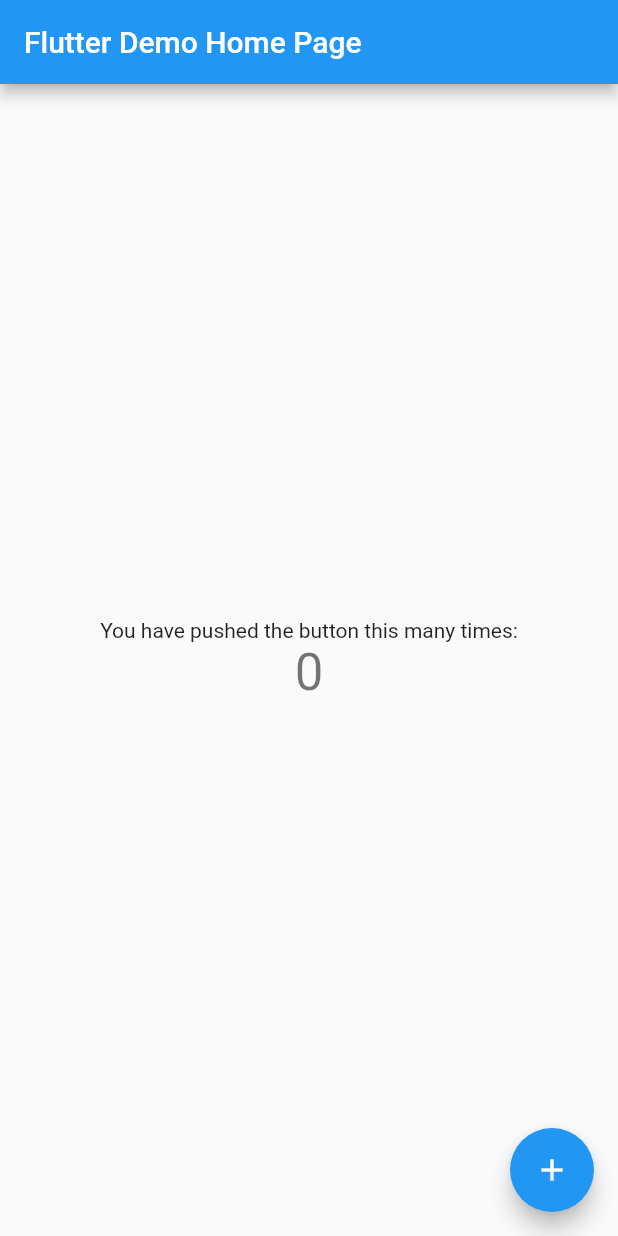
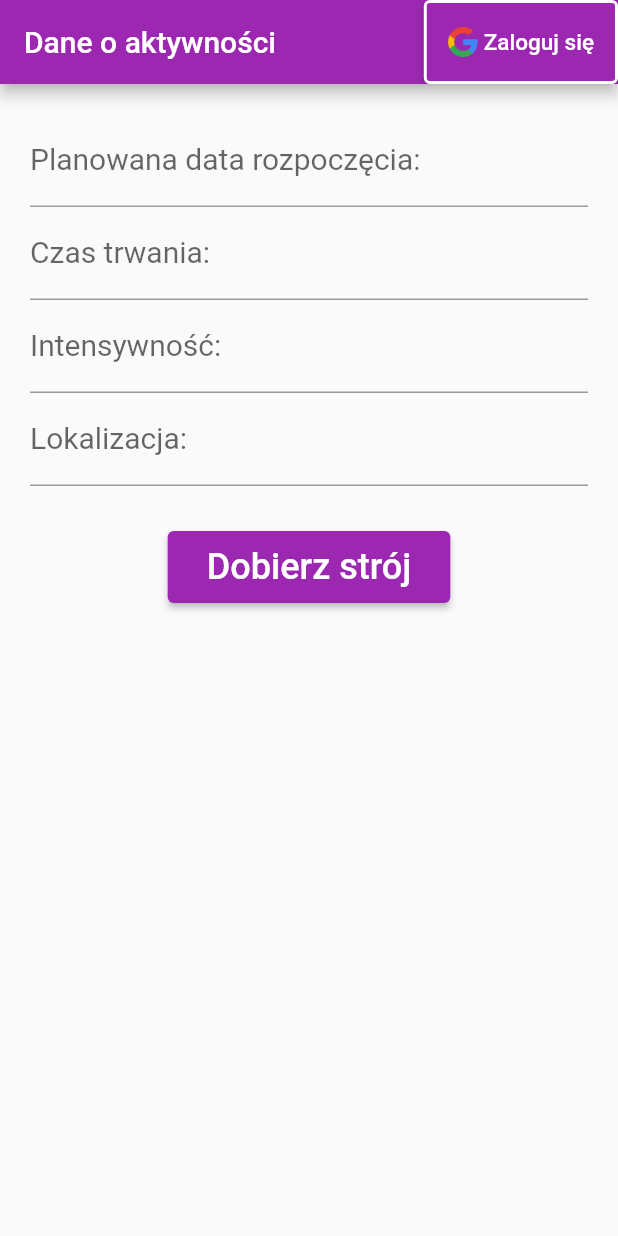
Before and after one commit to mzych1/WPAM, a Flutter app: the screen it shows after launch, on a phone screen of 412 x 824 dp. Run offline on Flutter 3.47's test engine with Material 2 defaults, Android fonts, the phone set to English and light mode, and no system bars; our stand-ins replace google_sign_in.

Commit message:
Ekran z danymi o aktywnoci - pola tekstowe

```diff
--- a/what_to_wear/lib/main.dart
+++ b/what_to_wear/lib/main.dart
@@ -1,4 +1,6 @@
 import 'package:flutter/material.dart';
+import 'package:what_to_wear/google_sign_in.dart';
+import 'package:what_to_wear/screens/activity_creation.dart';
 
 void main() {
   runApp(const MyApp());
@@ -6,110 +8,17 @@
 
 class MyApp extends StatelessWidget {
   const MyApp({Key? key}) : super(key: key);
+  final String title = 'What to wear';
 
-  // This widget is the root of your application.
   @override
   Widget build(BuildContext context) {
     return MaterialApp(
-      title: 'Flutter Demo',
+      title: title,
       theme: ThemeData(
-        // This is the theme of your application.
-        //
-        // Try running your application with "flutter run". You'll see the
-        // application has a blue toolbar. Then, without quitting the app, try
-        // changing the primarySwatch below to Colors.green and then invoke
-        // "hot reload" (press "r" in the console where you ran "flutter run",
-        // or simply save your changes to "hot reload" in a Flutter IDE).
-        // Notice that the counter didn't reset back to zero; the application
-        // is not restarted.
-        primarySwatch: Colors.blue,
+        primarySwatch: Colors.purple,
       ),
-      home: const MyHomePage(title: 'Flutter Demo Home Page'),
+      home: const ActivityCreationScreen(),
+      // home: Home(title: title),
     );
   }
 }
-
-class MyHomePage extends StatefulWidget {
-  const MyHomePage({Key? key, required this.title}) : super(key: key);
-
-  // This widget is the home page of your application. It is stateful, meaning
-  // that it has a State object (defined below) that contains fields that affect
-  // how it looks.
-
-  // This class is the configuration for the state. It holds the values (in this
-  // case the title) provided by the parent (in this case the App widget) and
-  // used by the build method of the State. Fields in a Widget subclass are
-  // always marked "final".
-
-  final String title;
-
-  @override
-  State<MyHomePage> createState() => _MyHomePageState();
-}
-
-class _MyHomePageState extends State<MyHomePage> {
-  int _counter = 0;
-
-  void _incrementCounter() {
-    setState(() {
-      // This call to setState tells the Flutter framework that something has
-      // changed in this State, which causes it to rerun the build method below
-      // so that the display can reflect the updated values. If we changed
-      // _counter without calling setState(), then the build method would not be
-      // called again, and so nothing would appear to happen.
-      _counter++;
-    });
-  }
-
-  @override
-  Widget build(BuildContext context) {
-    // This method is rerun every time setState is called, for instance as done
-    // by the _incrementCounter method above.
-    //
-    // The Flutter framework has been optimized to make rerunning build methods
-    // fast, so that you can just rebuild anything that needs updating rather
-    // than having to individually change instances of widgets.
-    return Scaffold(
-      appBar: AppBar(
-        // Here we take the value from the MyHomePage object that was created by
-        // the App.build method, and use it to set our appbar title.
-        title: Text(widget.title),
-      ),
-      body: Center(
-        // Center is a layout widget. It takes a single child and positions it
-        // in the middle of the parent.
-        child: Column(
-          // Column is also a layout widget. It takes a list of children and
-          // arranges them vertically. By default, it sizes itself to fit its
-          // children horizontally, and tries to be as tall as its parent.
-          //
-          // Invoke "debug painting" (press "p" in the console, choose the
-          // "Toggle Debug Paint" action from the Flutter Inspector in Android
-          // Studio, or the "Toggle Debug Paint" command in Visual Studio Code)
-          // to see the wireframe for each widget.
-          //
-          // Column has various properties to control how it sizes itself and
-          // how it positions its children. Here we use mainAxisAlignment to
-          // center the children vertically; the main axis here is the vertical
-          // axis because Columns are vertical (the cross axis would be
-          // horizontal).
-          mainAxisAlignment: MainAxisAlignment.center,
-          children: <Widget>[
-            const Text(
-              'You have pushed the button this many times:',
-            ),
-            Text(
-              '$_counter',
-              style: Theme.of(context).textTheme.headline4,
-            ),
-          ],
-        ),
-      ),
-      floatingActionButton: FloatingActionButton(
-        onPressed: _incrementCounter,
-        tooltip: 'Increment',
-        child: const Icon(Icons.add),
-      ), // This trailing comma makes auto-formatting nicer for build methods.
-    );
-  }
-}
--- /dev/null
+++ b/what_to_wear/lib/screens/activity_creation.dart
@@ -0,0 +1,142 @@
+import 'package:flutter/material.dart';
+
+import '../google_sign_in.dart';
+
+class ActivityCreationScreen extends StatelessWidget {
+  static const screenTitle = 'Dane o aktywności';
+
+  const ActivityCreationScreen({Key? key}) : super(key: key);
+
+  @override
+  Widget build(BuildContext context) {
+    return Scaffold(
+      appBar: AppBar(
+        title: const Text(screenTitle),
+        actions: const [
+          SignInButton(),
+        ],
+      ),
+      body: const SingleChildScrollView(
+        child: Padding(
+          padding: EdgeInsets.all(20.0),
+          child: ActivityCreationForm(),
+        ),
+      ),
+    );
+  }
+}
+
+class ActivityCreationForm extends StatefulWidget {
+  const ActivityCreationForm({Key? key}) : super(key: key);
+
+  @override
+  ActivityCreationFormState createState() {
+    return ActivityCreationFormState();
+  }
+}
+
+class ActivityCreationFormState extends State<ActivityCreationForm> {
+  final _formKey = GlobalKey<FormState>();
+
+  @override
+  Widget build(BuildContext context) {
+    // Build a Form widget using the _formKey created above.
+    return Form(
+      key: _formKey,
+      child: Column(
+        crossAxisAlignment: CrossAxisAlignment.center,
+        children: [
+          TextFormField(
+            // The validator receives the text that the user has entered.
+            decoration: const InputDecoration(
+              border: UnderlineInputBorder(),
+              labelText: 'Planowana data rozpoczęcia:',
+              labelStyle: TextStyle(
+                fontSize: 20,
+              ),
+            ),
+            validator: (value) {
+              if (value == null || value.isEmpty) {
+                return 'Pole wymagane';
+              }
+              return null;
+            },
+          ),
+          TextFormField(
+            // The validator receives the text that the user has entered.
+            decoration: const InputDecoration(
+              border: UnderlineInputBorder(),
+              labelText: 'Czas trwania:',
+              labelStyle: TextStyle(
+                fontSize: 20,
+              ),
+            ),
+            validator: (value) {
+              if (value == null || value.isEmpty) {
+                return 'Pole wymagane';
+              }
+              return null;
+            },
+          ),
+          TextFormField(
+            // The validator receives the text that the user has entered.
+            decoration: const InputDecoration(
+              border: UnderlineInputBorder(),
+              labelText: 'Intensywność:',
+              labelStyle: TextStyle(
+                fontSize: 20,
+              ),
+            ),
+            validator: (value) {
+              if (value == null || value.isEmpty) {
+                return 'Pole wymagane';
+              }
+              return null;
+            },
+          ),
+          TextFormField(
+            // The validator receives the text that the user has entered.
+            decoration: const InputDecoration(
+              border: UnderlineInputBorder(),
+              labelText: 'Lokalizacja:',
+              labelStyle: TextStyle(
+                fontSize: 20,
+              ),
+            ),
+            validator: (value) {
+              if (value == null || value.isEmpty) {
+                return 'Pole wymagane';
+              }
+              return null;
+            },
+          ),
+          Align(
+            alignment: Alignment.bottomCenter,
+            child: Padding(
+              padding: const EdgeInsets.symmetric(vertical: 30.0),
+              child: ElevatedButton(
+                onPressed: () {
+                  // Validate returns true if the form is valid, or false otherwise.
+                  if (_formKey.currentState!.validate()) {
+                    // If the form is valid, display a snackbar. In the real world,
+                    // you'd often call a server or save the information in a database.
+                    ScaffoldMessenger.of(context).showSnackBar(
+                      const SnackBar(content: Text('Wciśnięto przycisk')),
+                    );
+                  }
+                },
+                child: const Padding(
+                  padding: EdgeInsets.all(10.0),
+                  child: Text(
+                    'Dobierz strój',
+                    style: TextStyle(fontSize: 24),
+                  ),
+                ),
+              ),
+            ),
+          ),
+        ],
+      ),
+    );
+  }
+}
```
Also changed, not shown: what_to_wear/lib/google_sign_in.dart (added, +145 -0 lines), what_to_wear/pubspec.yaml (+6 -1 lines), what_to_wear/assets/google_logo.png (added), 4 other files.
